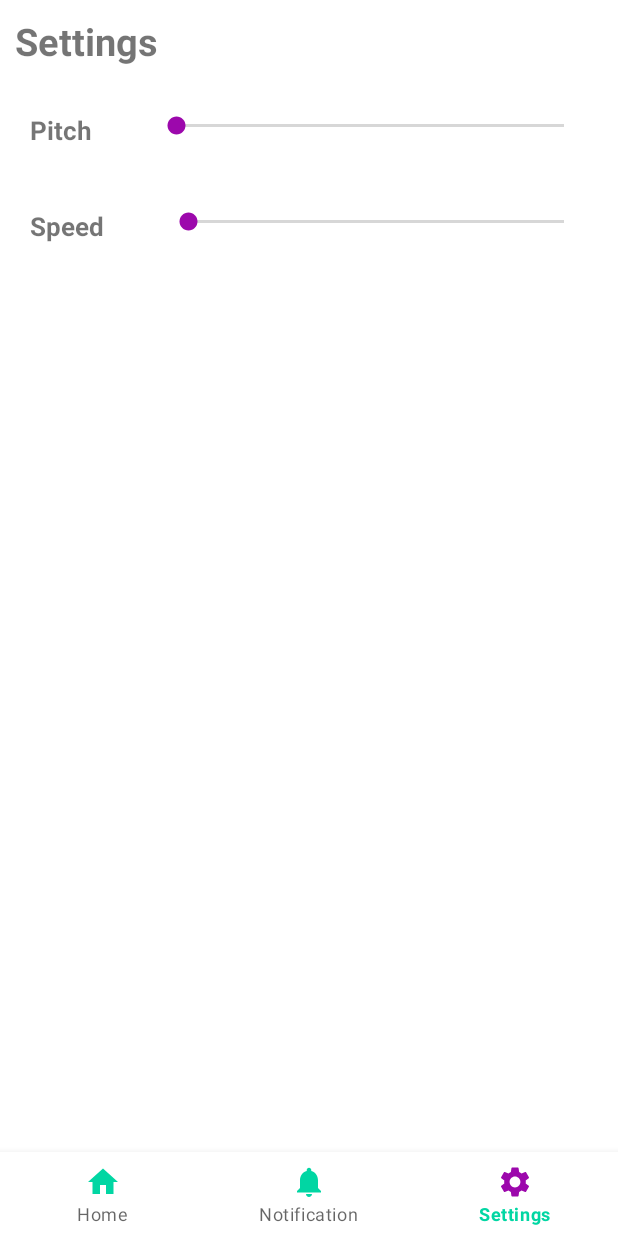
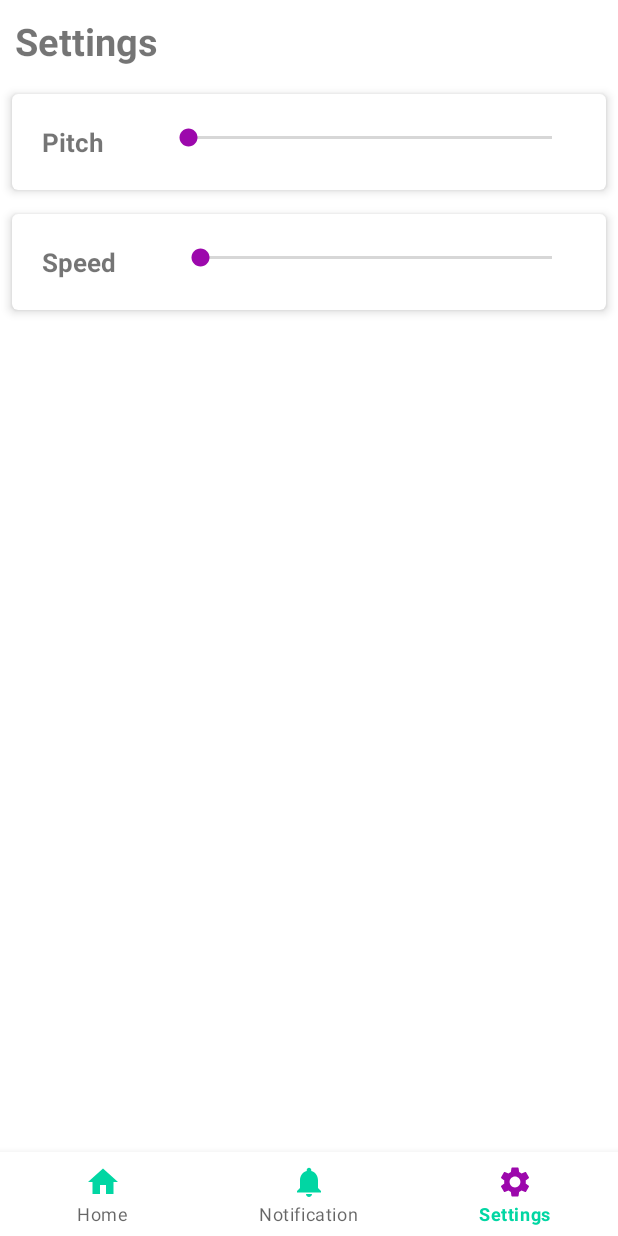
Before and after one commit to AgborSuccess/Pronounce, an Android app: the screen it shows after launch (MainActivity), item 3 of the bottom bar chosen, on a phone screen of 412 x 824 dp. Run offline under Robolectric (Android 15) with nearby library versions, the phone set to English and light mode, and no system bars; our stand-ins replace navigation-ui.

Commit message:
Made the TTS to work and Stopped the app from crashing, and I've also Implemented the settings fragment to pass data

```diff
--- a/app/src/main/java/com/example/pronouncetwo/ui/notifications/NotificationsFragment.java
+++ b/app/src/main/java/com/example/pronouncetwo/ui/notifications/NotificationsFragment.java
@@ -65,15 +65,15 @@ public class NotificationsFragment extends Fragment {
 
             @Override
             public void onStartTrackingTouch(SeekBar seekBar) {
-
+                // Update the value of the seekBarPitch in the notifications view model
+                sharedViewModel.setPitch(seekBar.getProgress());
             }
 
             @Override
             public void onStopTrackingTouch(SeekBar seekBar) {
+                // Update the value of the seekBarPitch in the notifications view model
                 sharedViewModel.setPitch(seekBar.getProgress());
             }
-
-            // Other callbacks of the listener
         });
 
         seekBarSpeed.setOnSeekBarChangeListener(new SeekBar.OnSeekBarChangeListener() {
@@ -85,15 +85,15 @@ public class NotificationsFragment extends Fragment {
 
             @Override
             public void onStartTrackingTouch(SeekBar seekBar) {
+                // Update the value of the seekBarSpeed in the notifications view model
                 sharedViewModel.setSpeed(seekBar.getProgress());
             }
 
             @Override
             public void onStopTrackingTouch(SeekBar seekBar) {
-
+                // Update the value of the seekBarSpeed in the notifications view model
+                sharedViewModel.setSpeed(seekBar.getProgress());
             }
-
-            // Other callbacks of the listener
         });
 
 
--- a/app/src/main/res/layout/fragment_notifications.xml
+++ b/app/src/main/res/layout/fragment_notifications.xml
@@ -41,6 +41,17 @@
 
 
 
+
+
+                <androidx.cardview.widget.CardView
+                    android:id="@+id/card_view_1"
+                    android:layout_width="match_parent"
+                    android:layout_height="wrap_content"
+                    android:layout_margin="8dp"
+                    app:cardCornerRadius="4dp"
+                    app:cardElevation="4dp"
+                    >
+
                     <LinearLayout
                         android:id="@+id/box_1"
                         android:layout_width="match_parent"
@@ -64,14 +75,17 @@
                             android:layout_weight="1"
                             android:textAlignment="textEnd"
                             android:progress="50"/>
+                    </LinearLayout>
+                </androidx.cardview.widget.CardView>
 
-
-
-                </LinearLayout>
-
-
-
-
+                <androidx.cardview.widget.CardView
+                    android:id="@+id/card_view_2"
+                    android:layout_width="match_parent"
+                    android:layout_height="wrap_content"
+                    android:layout_margin="8dp"
+                    app:cardCornerRadius="4dp"
+                    app:cardElevation="4dp"
+                    >
 
                     <LinearLayout
                         android:id="@+id/box_2"
@@ -97,9 +111,8 @@
                             android:textAlignment="textEnd"
                             android:progress="50"
                             />
-
-
                     </LinearLayout>
+                </androidx.cardview.widget.CardView>
 
 
 
```
Lines whose indentation alone changed are shown as unchanged.
